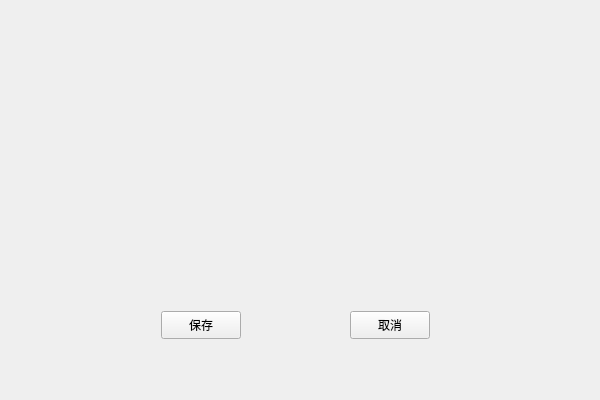
CHEN20060804/huarongdao, file settingpage.ui: the form before one commit.
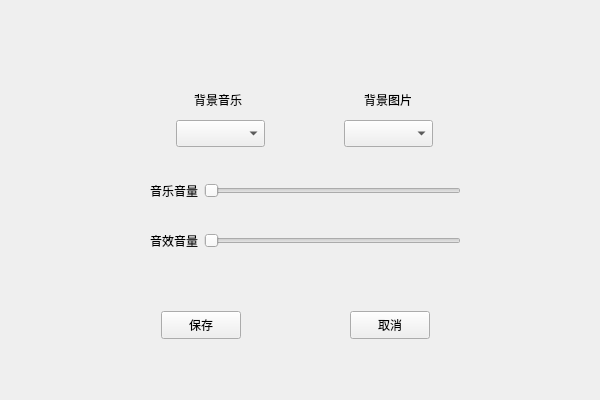
The form after the commit. Custom widgets are drawn as their Qt base class.

```diff
--- a/settingpage.ui
+++ b/settingpage.ui
@@ -39,6 +39,104 @@
     <string>保存</string>
    </property>
   </widget>
+  <widget class="QWidget" name="horizontalLayoutWidget">
+   <property name="geometry">
+    <rect>
+     <x>150</x>
+     <y>170</y>
+     <width>311</width>
+     <height>41</height>
+    </rect>
+   </property>
+   <layout class="QHBoxLayout" name="horizontalLayout">
+    <item>
+     <widget class="QLabel" name="label">
+      <property name="text">
+       <string>音乐音量</string>
+      </property>
+     </widget>
+    </item>
+    <item>
+     <widget class="QSlider" name="horizontalSlider">
+      <property name="orientation">
+       <enum>Qt::Orientation::Horizontal</enum>
+      </property>
+     </widget>
+    </item>
+   </layout>
+  </widget>
+  <widget class="QWidget" name="horizontalLayoutWidget_2">
+   <property name="geometry">
+    <rect>
+     <x>150</x>
+     <y>220</y>
+     <width>311</width>
+     <height>41</height>
+    </rect>
+   </property>
+   <layout class="QHBoxLayout" name="horizontalLayout_2">
+    <item>
+     <widget class="QLabel" name="label_2">
+      <property name="text">
+       <string>音效音量</string>
+      </property>
+     </widget>
+    </item>
+    <item>
+     <widget class="QSlider" name="horizontalSlider_2">
+      <property name="orientation">
+       <enum>Qt::Orientation::Horizontal</enum>
+      </property>
+     </widget>
+    </item>
+   </layout>
+  </widget>
+  <widget class="QLabel" name="label_3">
+   <property name="geometry">
+    <rect>
+     <x>194</x>
+     <y>90</y>
+     <width>69</width>
+     <height>19</height>
+    </rect>
+   </property>
+   <property name="text">
+    <string>背景音乐</string>
+   </property>
+  </widget>
+  <widget class="QLabel" name="label_4">
+   <property name="geometry">
+    <rect>
+     <x>364</x>
+     <y>90</y>
+     <width>69</width>
+     <height>19</height>
+    </rect>
+   </property>
+   <property name="text">
+    <string>背景图片</string>
+   </property>
+  </widget>
+  <widget class="QComboBox" name="comboBox">
+   <property name="geometry">
+    <rect>
+     <x>176</x>
+     <y>120</y>
+     <width>89</width>
+     <height>27</height>
+    </rect>
+   </property>
+  </widget>
+  <widget class="QComboBox" name="comboBox_2">
+   <property name="geometry">
+    <rect>
+     <x>344</x>
+     <y>120</y>
+     <width>89</width>
+     <height>27</height>
+    </rect>
+   </property>
+  </widget>
  </widget>
  <customwidgets>
   <customwidget>
```
